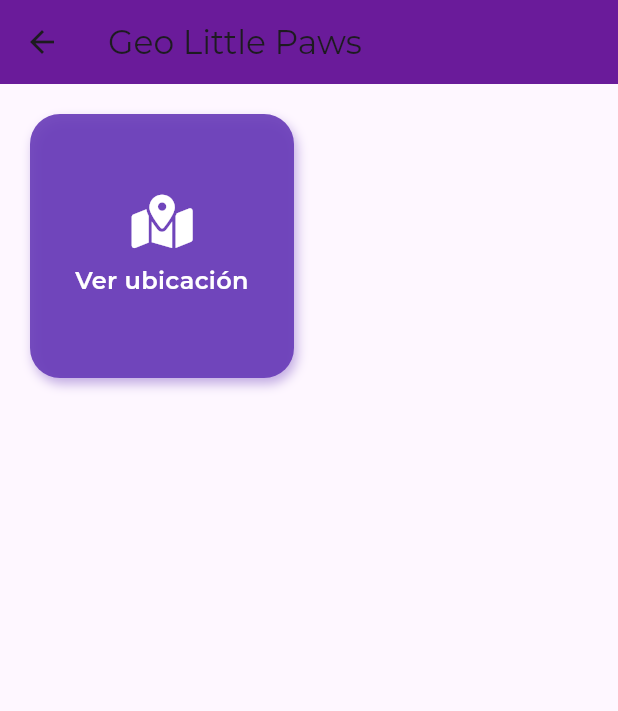
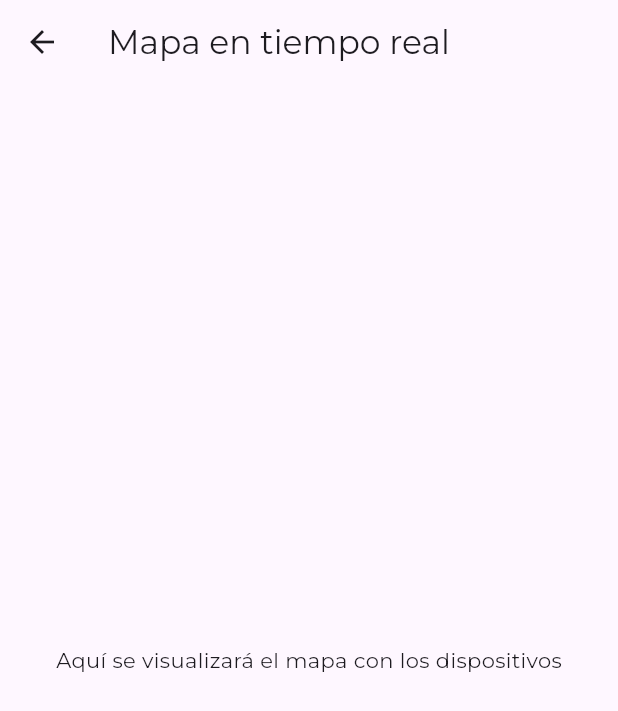
Before and after one commit to juadastron/tesis, a Flutter app: the HomePage screen opened by its route, after a tap on "Ver ubicación", on a phone screen of 412 x 824 dp. Shown: the top 711 px of the screen. Run offline on Flutter 3.47's test engine with Material 3 defaults, Android fonts, the phone set to English and light mode, and no system bars; our stand-ins replace font_awesome_flutter, google_fonts.

Commit message:
agregamos rutas y creamos todas las paginas las cuales usaran los diferentes botones

```diff
--- a/lib/main.dart
+++ b/lib/main.dart
@@ -3,6 +3,11 @@ import 'package:provider/provider.dart';
 import 'providers/user_provider.dart';
 import 'pages/login_page.dart';
 import 'pages/home_page.dart';
+import 'pages/usuarios_page.dart';
+import 'pages/animales_page.dart';
+import 'pages/dispositivos_page.dart';
+import 'pages/mapa_page.dart';
+
 
 void main() {
   runApp(
@@ -26,7 +31,13 @@ class MyApp extends StatelessWidget {
         fontFamily: 'Montserrat',
       ),
       home: const LoginScreen(),
-      routes: {'/home': (context) => const HomePage()},
+      routes: {
+        '/home': (context) => const HomePage(),
+        '/usuarios': (context) => const UsuariosPage(),
+        '/animales': (context) => const AnimalesPage(),
+        '/dispositivos': (context) => const DispositivosPage(),
+        '/mapa': (context) => const MapaPage(),
+      },
     );
   }
 }
--- /dev/null
+++ b/lib/pages/dispositivos_page.dart
@@ -0,0 +1,13 @@
+import 'package:flutter/material.dart';
+
+class DispositivosPage extends StatelessWidget {
+  const DispositivosPage({super.key});
+
+  @override
+  Widget build(BuildContext context) {
+    return Scaffold(
+      appBar: AppBar(title: const Text('Gestión de Dispositivos')),
+      body: const Center(child: Text('Aquí irá la gestión de dispositivos')),
+    );
+  }
+}
--- a/lib/pages/home_page.dart
+++ b/lib/pages/home_page.dart
@@ -12,7 +12,7 @@ class HomePage extends StatelessWidget {
   @override
   Widget build(BuildContext context) {
   final user = Provider.of<UserProvider>(context);
-  final String? userRole = user.rol; // Rol desde la API
+  final String? userRole = user.rol; // Rol deeesde la API
 
     return Scaffold(
       appBar: AppBar(
--- a/lib/pages/mapa_page.dart
+++ b/lib/pages/mapa_page.dart
@@ -0,0 +1,13 @@
+import 'package:flutter/material.dart';
+
+class MapaPage extends StatelessWidget {
+  const MapaPage({super.key});
+
+  @override
+  Widget build(BuildContext context) {
+    return Scaffold(
+      appBar: AppBar(title: const Text('Mapa en tiempo real')),
+      body: const Center(child: Text('Aquí se visualizará el mapa con los dispositivos')),
+    );
+  }
+}
```
Also changed, not shown: lib/pages/animales_page.dart (added, +13 -0 lines), lib/pages/usuarios_page.dart (added, +13 -0 lines).
